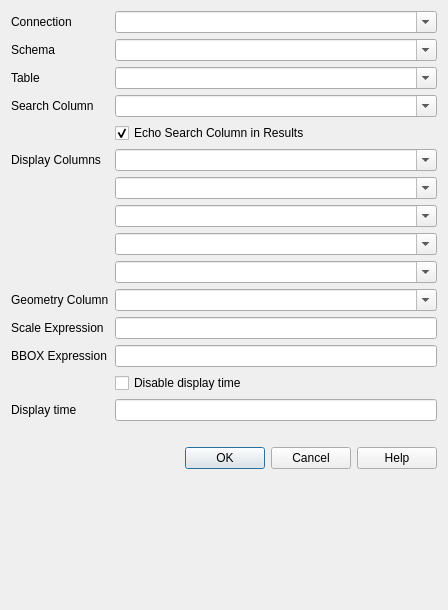
This is Discovery/config_dialog.ui in lutraconsulting/qgis-discovery-plugin as Qt 5 draws it before an edit. The edited form follows.
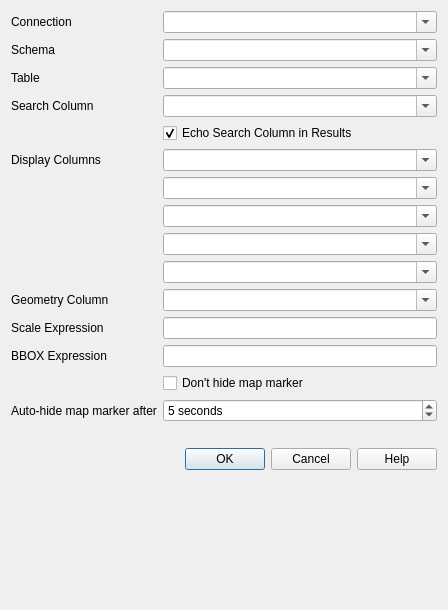
This is the edited form.

Commit message: Added spinbox, changed structure of backend

What changed in the file:
```diff
--- a/Discovery/config_dialog.ui
+++ b/Discovery/config_dialog.ui
@@ -252,14 +252,37 @@
    <item row="13" column="1">
     <widget class="QCheckBox" name="timeCB">
      <property name="text">
-      <string>Disable display time</string>
+      <string>Don't hide map marker</string>
      </property>
     </widget>
    </item>
    <item row="15" column="0">
     <widget class="QLabel" name="label_9">
      <property name="text">
-      <string>Display time</string>
+      <string>Auto-hide map marker after</string>
+     </property>
+    </widget>
+   </item>
+   <item row="15" column="1">
+    <widget class="QSpinBox" name="displayTime">
+     <property name="suffix">
+      <string> seconds</string>
+     </property>
+     <property name="minimum">
+      <number>1</number>
+     </property>
+     <property name="value">
+      <number>5</number>
+     </property>
+    </widget>
+   </item>
+   <item row="17" column="0" colspan="2">
+    <widget class="QDialogButtonBox" name="buttonBox">
+     <property name="orientation">
+      <enum>Qt::Horizontal</enum>
+     </property>
+     <property name="standardButtons">
+      <set>QDialogButtonBox::Cancel|QDialogButtonBox::Help|QDialogButtonBox::Ok</set>
      </property>
     </widget>
    </item>
@@ -273,19 +296,6 @@
      </property>
     </widget>
    </item>
-   <item row="17" column="0" colspan="2">
-    <widget class="QDialogButtonBox" name="buttonBox">
-     <property name="orientation">
-      <enum>Qt::Horizontal</enum>
-     </property>
-     <property name="standardButtons">
-      <set>QDialogButtonBox::Cancel|QDialogButtonBox::Help|QDialogButtonBox::Ok</set>
-     </property>
-    </widget>
-   </item>
-   <item row="15" column="1">
-    <widget class="QLineEdit" name="displayTime"/>
-   </item>
   </layout>
  </widget>
  <tabstops>
```
The commit also changes 2 other files.
